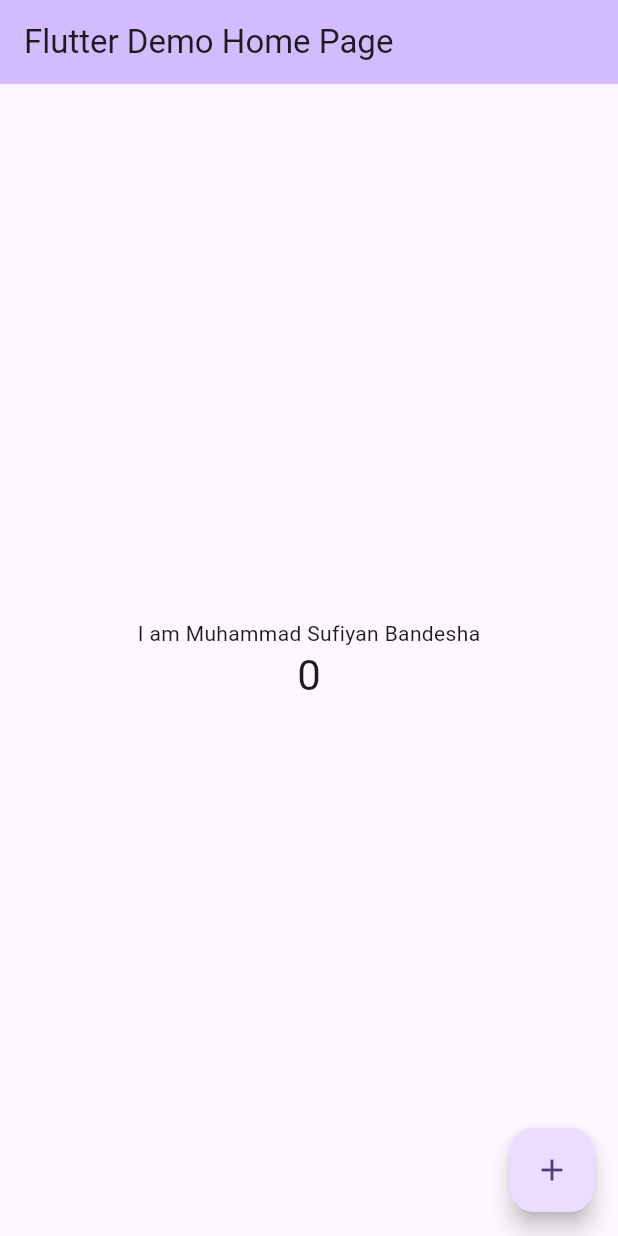
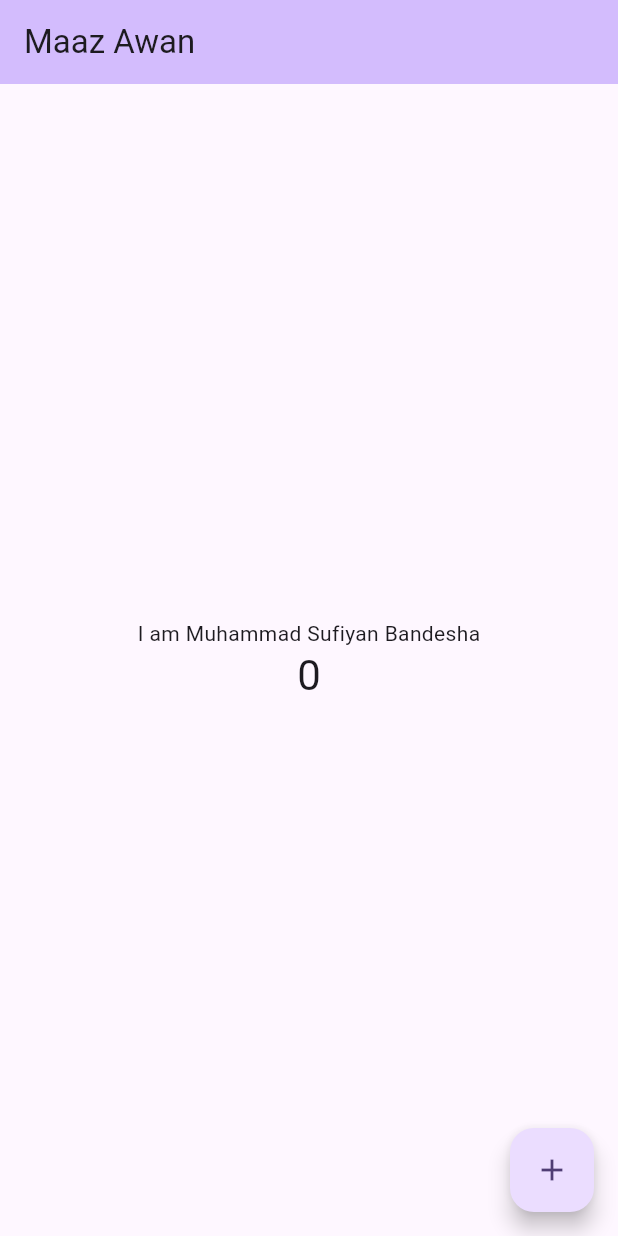
Before and after one commit to Moaz-Anwar/MAD-22-CS-51-52-54-38-, a Flutter app: the screen it shows after launch, on a phone screen of 412 x 824 dp. Run offline on Flutter 3.47's test engine with Material 3 defaults, Android fonts, the phone set to English and light mode, and no system bars.

Commit message:
Maaz in main

```diff
--- a/lib/main.dart
+++ b/lib/main.dart
@@ -32,7 +32,7 @@ class MyApp extends StatelessWidget {
         colorScheme: ColorScheme.fromSeed(seedColor: Colors.deepPurple),
         useMaterial3: true,
       ),
-      home: const MyHomePage(title: 'Flutter Demo Home Page'),
+      home: const MyHomePage(title: 'Maaz Awan'),
 
     );
   }
```
